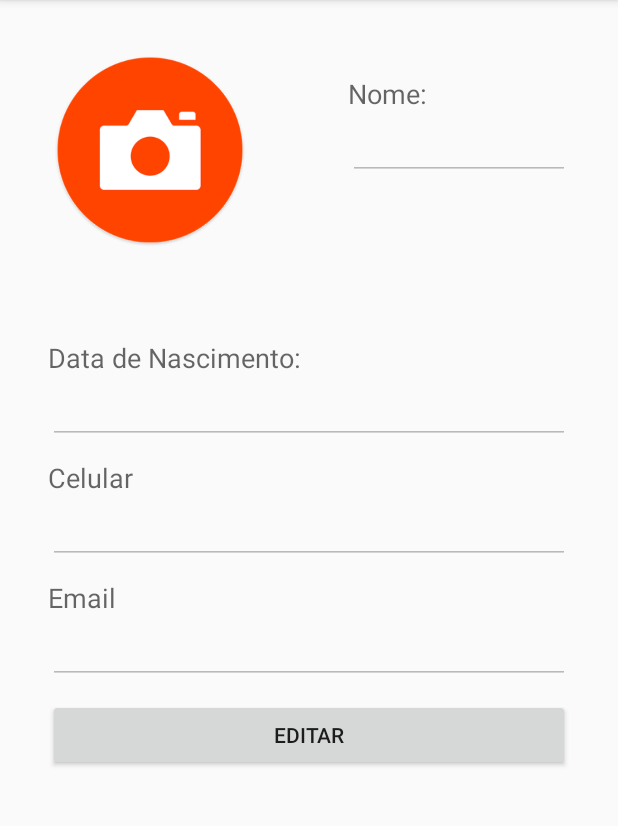
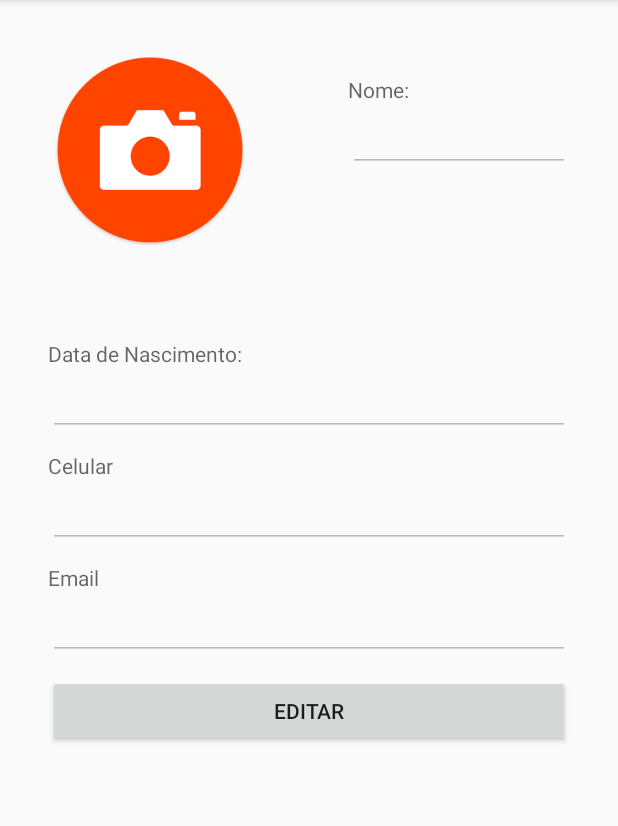
Before and after one commit to Riunjaku/Projeto_AlertaPet, an Android app: the screen it shows after launch (MainActivity), after a tap on an icon or button, on a phone screen of 412 x 824 dp, the part 84-910 px from its top. Run offline under Robolectric (Android 15) with nearby library versions, the light colour scheme and no system bars; our stand-ins replace CircleImageView, Firebase (no records; nobody signed in at launch, a user with empty details on screens opened directly); pictures from the network do not load.

Commit message:
Ajuste do Layout da tela de perfil do usuário

```diff
--- a/app/src/main/res/layout/fragment_perfil_usuario.xml
+++ b/app/src/main/res/layout/fragment_perfil_usuario.xml
@@ -45,8 +45,9 @@
                     android:layout_marginRight="32dp"
                     android:layout_marginStart="32dp"
                     android:layout_marginTop="50dp"
+                    android:text="Nome:"
                     android:textAppearance="?android:attr/textAppearanceMedium"
-                    android:text="Nome:" />
+                    android:textSize="14sp" />
 
                 <EditText
                     android:id="@+id/editNome"
@@ -74,8 +75,9 @@
             android:layout_marginRight="32dp"
             android:layout_marginStart="32dp"
             android:layout_marginTop="10dp"
+            android:text="Data de Nascimento:"
             android:textAppearance="?android:attr/textAppearanceMedium"
-            android:text="Data de Nascimento:" />
+            android:textSize="14sp" />
 
         <EditText
             android:id="@+id/editDataNascimento"
@@ -97,8 +99,9 @@
             android:layout_marginRight="32dp"
             android:layout_marginStart="32dp"
             android:layout_marginTop="10dp"
+            android:text="Celular"
             android:textAppearance="?android:attr/textAppearanceMedium"
-            android:text="Celular" />
+            android:textSize="14sp" />
 
         <EditText
             android:id="@+id/editCelular"
@@ -120,8 +123,9 @@
             android:layout_marginRight="32dp"
             android:layout_marginStart="32dp"
             android:layout_marginTop="10dp"
+            android:text="Email"
             android:textAppearance="?android:attr/textAppearanceMedium"
-            android:text="Email" />
+            android:textSize="14sp" />
 
         <EditText
             android:id="@+id/editEmail"
```
